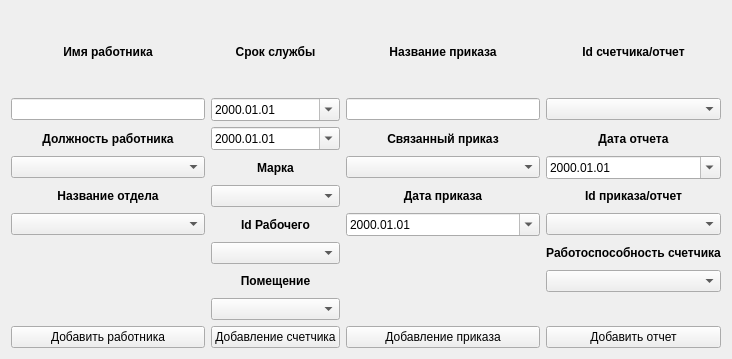
Before: the Qt Designer form addrab.ui in AndrewKom/KursovaiBDSqlserver, drawn with Qt 5.
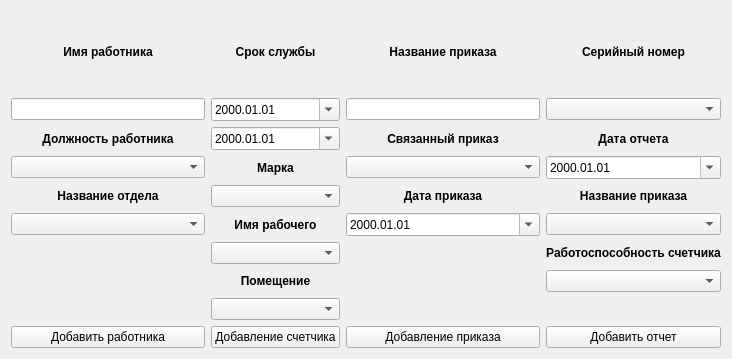
After: the same form once the commit is applied.

Patch:
```diff
--- a/addrab.ui
+++ b/addrab.ui
@@ -204,7 +204,7 @@
       </font>
      </property>
      <property name="text">
-      <string>Id Рабочего</string>
+      <string>Имя рабочего</string>
      </property>
      <property name="alignment">
       <set>Qt::AlignCenter</set>
@@ -257,7 +257,7 @@
       </font>
      </property>
      <property name="text">
-      <string>Id счетчика/отчет</string>
+      <string>Серийный номер</string>
      </property>
      <property name="alignment">
       <set>Qt::AlignCenter</set>
@@ -300,7 +300,7 @@
       </font>
      </property>
      <property name="text">
-      <string>Id приказа/отчет</string>
+      <string>Название приказа</string>
      </property>
      <property name="alignment">
       <set>Qt::AlignCenter</set>
```
